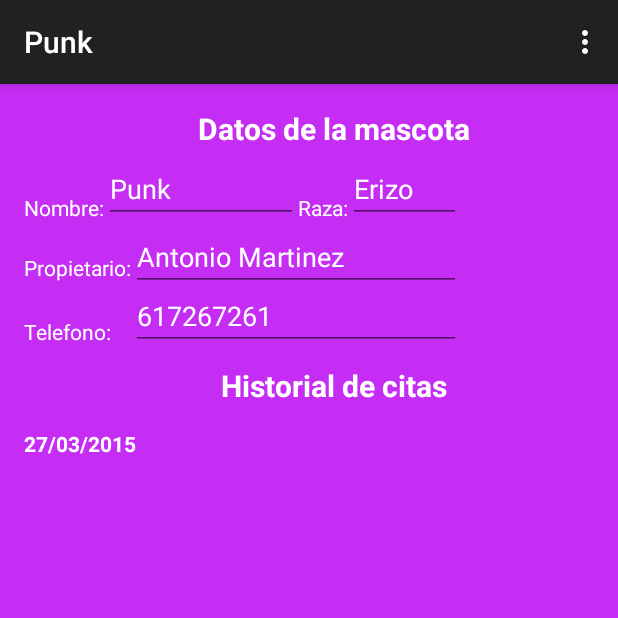
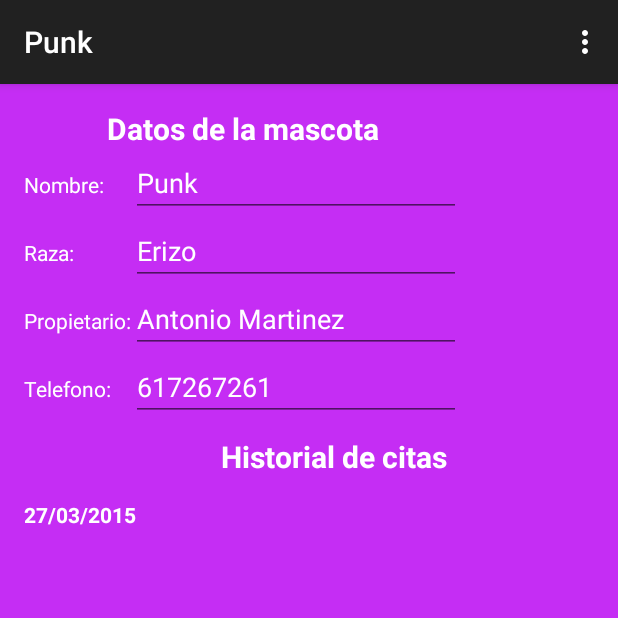
Before and after one commit to nono9119/App_MyCan, an Android app: the ListActivity screen opened directly, with no data from a screen before it, after a tap on an icon or button, on a phone screen of 412 x 824 dp, the top half of it. Run offline under Robolectric (Android 15) with nearby library versions, the phone set to English and light mode, and no system bars.

Commit message:
Menu contextual, borrar mascota, modificaciones a la estructura visual de la app.

```diff
--- a/app/src/main/res/layout/activity_list_citas.xml
+++ b/app/src/main/res/layout/activity_list_citas.xml
@@ -14,128 +14,94 @@
         android:layout_width="fill_parent"
         android:background="#ffc52df4">
 
-        <RelativeLayout xmlns:android="http://schemas.android.com/apk/res/android"
+        <TableLayout xmlns:android="http://schemas.android.com/apk/res/android"
             xmlns:tools="http://schemas.android.com/tools"
             android:layout_width="fill_parent"
             android:layout_height="fill_parent"
             android:background="#ffc52df4" >
+            <TableRow
+                android:layout_width="fill_parent"
+                android:layout_height="fill_parent" >
 
                 <TextView
                     android:id="@+id/cabeceraDatosMascota"
                     android:text="@string/cabecera_datos_mascota"
-                android:layout_span="3"
                     android:textSize="20sp"
                     android:gravity="center"
                     android:textStyle="bold"
-                android:layout_width="match_parent"
-                android:layout_height="wrap_content"
-                android:textColor="#ffffffff" />
+                    android:textColor="#ffffffff"
+                    android:layout_span="2"/>
+            </TableRow>
+            <TableRow
+                android:layout_width="fill_parent"
+                android:layout_height="fill_parent">
+
                 <TextView
                     android:id="@+id/tvNombre"
                     android:text="@string/nombre"
-                android:layout_width="wrap_content"
-                android:layout_height="wrap_content"
-                android:height="20dp"
-                android:layout_below="@+id/cabeceraDatosMascota"
-                android:layout_alignParentLeft="true"
-                android:layout_alignParentStart="true"
-                android:layout_marginTop="29dp"
                     android:textColor="#ffffffff" />
 
                 <EditText
                     android:id="@+id/etNombre"
-                android:layout_width="wrap_content"
-                android:layout_height="wrap_content"
-                android:width="90dp"
-                android:editable="false"
                     android:inputType="text"
-                android:layout_alignBottom="@+id/tvNombre"
-                android:layout_toRightOf="@+id/tvNombre"
-                android:layout_toLeftOf="@+id/tvRaza"
-                android:layout_toStartOf="@+id/tvRaza"
                     android:textColor="#ffffffff"
                     android:focusable="false"
-                android:clickable="false" />
-
+                    android:clickable="false"
+                    android:editable="false" />
+                </TableRow>
+            <TableRow
+                android:layout_width="fill_parent"
+                android:layout_height="fill_parent">
                 <TextView
                     android:id="@+id/tvRaza"
                     android:text="@string/raza"
-                android:layout_width="wrap_content"
-                android:layout_height="wrap_content"
                     android:height="20dp"
-                android:layout_alignBottom="@+id/etRaza"
-                android:layout_toLeftOf="@+id/etRaza"
-                android:layout_toStartOf="@+id/etRaza"
                     android:textColor="#ffffffff" />
 
                 <EditText
                     android:id="@+id/etRaza"
-                android:layout_width="wrap_content"
-                android:layout_height="wrap_content"
                     android:width="75dp"
                     android:inputType="text"
                     android:editable="false"
-                android:layout_above="@+id/etPropietario"
-                android:layout_alignRight="@+id/etPropietario"
-                android:layout_alignEnd="@+id/etPropietario"
                     android:textColor="#ffffffff"
                     android:clickable="false"
                     android:focusable="false" />
-
+                </TableRow>
+            <TableRow
+                android:layout_height="fill_parent"
+                android:layout_width="fill_parent" >
                 <TextView
                     android:id="@+id/tvPropietario"
                     android:text="@string/propietario"
-                android:layout_width="wrap_content"
-                android:layout_height="wrap_content"
-                android:layout_below="@+id/tvNombre"
-                android:layout_alignParentLeft="true"
-                android:layout_alignParentStart="true"
-                android:layout_marginTop="20dp"
                     android:textColor="#ffffffff" />
 
                 <EditText
                     android:id="@+id/etPropietario"
-                android:layout_width="wrap_content"
-                android:layout_height="wrap_content"
                     android:width="220dp"
                     android:inputType="text"
                     android:editable="false"
-                android:layout_below="@+id/etNombre"
-                android:layout_toRightOf="@+id/tvPropietario"
                     android:textColor="#ffffffff"
                     android:clickable="false"
                     android:focusable="false" />
-
+            </TableRow>
+            <TableRow
+                android:layout_width="fill_parent"
+                android:layout_height="fill_parent">
                 <TextView
                     android:id="@+id/tvTelefono"
                     android:text="@string/telefono"
-                android:layout_width="wrap_content"
-                android:layout_height="wrap_content"
-                android:layout_below="@+id/etPropietario"
-                android:layout_alignParentLeft="true"
-                android:layout_alignParentStart="true"
-                android:layout_marginTop="17dp"
-                android:layout_toLeftOf="@+id/etPropietario"
-                android:layout_toStartOf="@+id/etPropietario"
                     android:textColor="#ffffffff" />
 
                 <EditText
                     android:id="@+id/etTelefono"
                     android:layout_span="2"
-                android:layout_width="wrap_content"
-                android:layout_height="wrap_content"
                     android:inputType="number"
                     android:editable="false"
-                android:layout_below="@+id/tvPropietario"
-                android:layout_alignRight="@+id/etPropietario"
-                android:layout_alignEnd="@+id/etPropietario"
-                android:layout_toRightOf="@+id/tvTelefono"
-                android:layout_toEndOf="@+id/tvTelefono"
                     android:textColor="#ffffffff"
                     android:focusable="false"
                     android:clickable="false" />
-
-        </RelativeLayout>
+            </TableRow>
+        </TableLayout>
     </TableRow>
     <TableRow
         android:layout_height="fill_parent"
@@ -160,9 +126,6 @@
             android:layout_width="wrap_content"
             android:layout_height="wrap_content"
             android:id="@+id/listCitas"
-            android:layout_alignParentTop="true"
-            android:layout_alignParentLeft="true"
-            android:layout_alignParentStart="true"
             android:background="#ffc52df4"
             android:layout_marginTop="15dp"
             android:groupIndicator="@null"/>
--- a/app/src/main/res/values/strings.xml
+++ b/app/src/main/res/values/strings.xml
@@ -27,7 +27,11 @@
     <string name="historial_citas">Historial de citas</string>
 
     <string name="noCitas">Esta mascota no dispone de citas</string>
-
+    <string name="borradoMascotaCitas">La mascota y sus citas han sido borradas correctamente</string>
+    <string name="borradoMascota">La mascota se ha eliminado correctamente</string>
+    <string name="falloBorradoMascotaCitas">Ha ocurrido un fallo al borrar la mascota y sus citas</string>
+    <string name="falloBorradoMascota">Error al borrar la mascota</string>
+    <string name="falloBorradoCita">Error al borrar la/s cita/s de esta mascota</string>
 
     <string name="hello_world">Hello world!</string>
     <string name="title_activity_list">Mascotas</string>
@@ -35,4 +39,10 @@
     <string name="title_activity_insertar_mascota">Nueva mascota</string>
     <string name="title_activity_insertar_cita">Nueva cita</string>
     <string name="title_activity_list_citas">Lista Citas</string>
+
+    <string name="tituloMenu">Selecciona: </string>
+    <array name="menuListaMascotas">
+        <item>Modificar</item>
+        <item>Eliminar</item>
+    </array>
 </resources>
```
Also changed, not shown: app/src/main/java/com/mycan/app_mycan/ListActivity.java (+48 -1 lines), app/src/main/java/database/AdaptadorDBMascotas.java (+38 -2 lines), app/src/main/res/layout/activity_insertar_mascota.xml (+8 -6 lines). Lines whose indentation alone changed are shown as unchanged.
